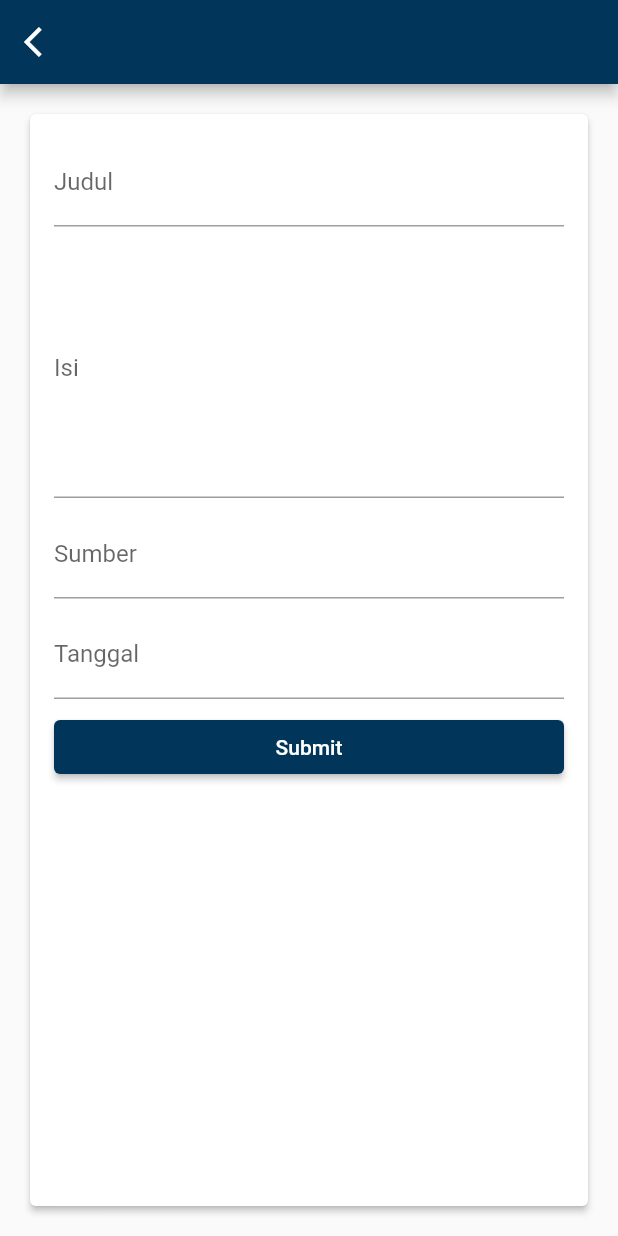
After one commit to Saliim11/Anti-Anxiety_Mobile.ver, a Flutter app: the Admin screen opened directly, after a tap on the "add" icon, on a phone screen of 412 x 824 dp. The commit adds this screen. Run offline on Flutter 3.47's test engine with Material 2 defaults, Android fonts, the phone set to English and light mode, and no system bars; our stand-ins replace cloud_firestore, firebase_auth, firebase_core; accounts and stored records are empty; network calls fail.

Commit message:
Menambahkan page admin serta login ke sebagai admin

```diff
--- /dev/null
+++ b/lib/admin/Home_admin.dart
@@ -0,0 +1,281 @@
+import 'package:anti_anxiety/admin/admin.dart';
+import 'package:anti_anxiety/pasien/Pasien.dart';
+import 'package:flutter/material.dart';
+import 'package:anti_anxiety/Firebase/login_register_auth/auth.dart';
+import 'package:firebase_auth/firebase_auth.dart';
+import 'package:cloud_firestore/cloud_firestore.dart';
+
+
+class HomePageAdmin extends StatefulWidget {
+  const HomePageAdmin({Key? key}) : super(key: key);  // Add 'const' here
+
+  @override
+  State<HomePageAdmin> createState() => _HomePageAdminState();
+}
+
+
+class _HomePageAdminState extends State<HomePageAdmin> {
+  @override
+  Widget build(BuildContext context) {
+    return Scaffold(
+      body: Center(
+        child: DetailNews(),
+      ),
+    );
+  }
+}
+
+class DetailNews extends StatefulWidget {
+  const DetailNews({Key? key});
+
+  @override
+  State<DetailNews> createState() => _DetailNewsState();
+}
+
+List<Map<String, dynamic>> dataList = [
+  {
+    "Nama": "tanda-tanda anxiety",
+    "Kelas1": "Lorem Ipsum",
+    "kelas2":
+        "Lorem Ipsum is simply dummy text of the printing and typesetting industry. Lorem Ipsum has been the industry's standard dummy text ever since the 1500s, when an unknown printer took a galley of type and scrambled it to make a type specimen book. It has survived not only five centuries, but also the leap into electronic typesetting, remaining essentially unchanged.",
+  },
+  {
+    "Nama": "gejala anxiety",
+    "Kelas1": "Lorem Ipsum",
+    "kelas2":
+        "Lorem Ipsum is simply dummy text of the printing and typesetting industry. Lorem Ipsum has been the industry's standard dummy text ever since the 1500s, when an unknown printer took a galley of type and scrambled it to make a type specimen book. It has survived not only five centuries, but also the leap into electronic typesetting, remaining essentially unchanged.",
+  },
+];
+List<String> warna = [' blue', ' yellow ', 'green'];
+var title = TextEditingController();
+var platform = TextEditingController();
+var lang = TextEditingController();
+
+class _DetailNewsState extends State<DetailNews> {
+  @override
+  Widget build(BuildContext context) {
+    String pilih_warna = warna.first;
+    return Scaffold(
+      body: Center(
+        child: Container(
+          width: double.infinity,
+          padding: const EdgeInsets.all(16.0),
+          child: ListView.builder(
+            itemCount: dataList.length,
+            itemBuilder: (BuildContext context, int index) {
+              return Card(
+                child: ClipPath(
+                  clipper: ShapeBorderClipper(
+                      shape: RoundedRectangleBorder(
+                          borderRadius: BorderRadius.circular(10))),
+                  child: DecoratedBox(
+                    decoration: BoxDecoration(
+                        border: Border(
+                            left: BorderSide(color: Colors.blue, width: 10))),
+                    child: ListTile(
+                      title: Text(dataList[index]["Nama"]),
+                      subtitle: Text(dataList[index]["Kelas1"]),
+                      onTap: () {
+                        Navigator.push(
+                          context,
+                          MaterialPageRoute(
+                              builder: (context) =>
+                                  DetailScreen(dataList: dataList[index])),
+                        );
+                      },
+                    ),
+                  ),
+                ),
+              );
+            },
+          ),
+        ),
+      ),
+      floatingActionButton: FloatingActionButton(
+        onPressed: () {
+          Navigator.push(
+            context,
+            MaterialPageRoute(builder: (context) => NextPage()),
+          );
+        },
+        child: Icon(Icons.add),
+        backgroundColor: Colors.blue,
+      ),
+      floatingActionButtonLocation: FloatingActionButtonLocation.endFloat,
+    );
+  }
+}
+
+class DetailScreen extends StatelessWidget {
+  final Map<String, dynamic> dataList;
+
+  DetailScreen({Key? key, required this.dataList}) : super(key: key);
+
+  @override
+  Widget build(BuildContext context) {
+    return Scaffold(
+      body: Center(
+        child: Container(
+          height: 500,
+          width: 350,
+          child: Card(
+            elevation: 10,
+            margin: EdgeInsets.all(16),
+            child: Padding(
+              padding: EdgeInsets.all(16),
+              child: Column(
+                children: <Widget>[
+                  Text(
+                    " ${dataList["Nama"]}",
+                    style: TextStyle(
+                      color: Colors.blue,
+                      fontSize: 22,
+                    ),
+                  ),
+                  SizedBox(height: 10),
+                  Column(
+                    crossAxisAlignment: CrossAxisAlignment.start,
+                    children: [
+                      Text(" ${dataList["kelas2"]}"),
+                    ],
+                  ),
+                ],
+              ),
+            ),
+          ),
+        ),
+      ),
+    );
+  }
+}
+
+class NextPage extends StatelessWidget {
+  @override
+  Widget build(BuildContext context) {
+    return MaterialApp(
+      title: 'Card Example',
+      debugShowCheckedModeBanner: false,
+      theme: ThemeData(
+        primarySwatch: Colors.blue,
+      ),
+      home: MyHomePage(),
+    );
+  }
+}
+
+class MyHomePage extends StatelessWidget {
+  @override
+  Widget build(BuildContext context) {
+    return Scaffold(
+      body: Center(
+        child: MyCard(),
+      ),
+    );
+  }
+}
+
+class MyCard extends StatefulWidget {
+  @override
+  _MyCardState createState() => _MyCardState();
+}
+
+class _MyCardState extends State<MyCard> {
+  TextEditingController _textEditingController = TextEditingController();
+  TextEditingController _titleController = TextEditingController();
+  TextEditingController _contentController = TextEditingController();
+  TextEditingController _sourceController = TextEditingController();
+  TextEditingController _dateController = TextEditingController();
+
+  @override
+  void dispose() {
+    _textEditingController.dispose();
+    _titleController.dispose();
+    _contentController.dispose();
+    _sourceController.dispose();
+    _dateController.dispose();
+    super.dispose();
+  }
+
+  @override
+  Widget build(BuildContext context) {
+    return Scaffold(
+      appBar: AppBar(
+        backgroundColor: Color.fromARGB(255, 1, 54, 90),
+        leading: GestureDetector(
+          child: Icon(
+            Icons.arrow_back_ios,
+            color: Colors.white,
+          ),
+          onTap: () {
+          Navigator.push(
+            context,
+            MaterialPageRoute(builder: (context) => Admin()),
+          );
+        },
+        ),
+      ),
+      body: Padding(
+        padding: const EdgeInsets.all(16.0),
+        child: Card(
+          elevation: 2.0,
+          child: Padding(
+            padding: const EdgeInsets.all(16.0),
+            child: Column(
+              crossAxisAlignment: CrossAxisAlignment.stretch,
+              children: <Widget>[
+                TextField(
+                  controller: _titleController,
+                  decoration: InputDecoration(
+                    labelText: 'Judul',
+                  ),
+                ),
+                SizedBox(height: 8.0),
+                TextField(
+                  controller: _contentController,
+                  maxLines: 7,
+                  decoration: InputDecoration(
+                    labelText: 'Isi',
+                  ),
+                ),
+                SizedBox(height: 8.0),
+                TextField(
+                  controller: _sourceController,
+                  decoration: InputDecoration(
+                    labelText: 'Sumber',
+                  ),
+                ),
+                SizedBox(height: 8.0),
+                TextField(
+                  controller: _dateController,
+                  decoration: InputDecoration(
+                    labelText: 'Tanggal',
+                  ),
+                ),
+                SizedBox(height: 8.0),
+                ElevatedButton(
+                  onPressed: () {
+                    // Aksi yang dilakukan ketika tombol "Submit" ditekan
+                    String title = _titleController.text;
+                    String content = _contentController.text;
+                    String source = _sourceController.text;
+                    String date = _dateController.text;
+
+                    // Lakukan apa yang Anda inginkan dengan data yang diambil dari form
+                    print('Judul: $title');
+                    print('Isi: $content');
+                    print('Sumber: $source');
+                    print('Tanggal: $date');
+                  },
+                  style: ButtonStyle(
+                      backgroundColor: MaterialStatePropertyAll(
+                          Color.fromARGB(255, 1, 54, 90))),
+                  child: Text('Submit'),
+                ),
+              ],
+            ),
+          ),
+        ),
+      ),
+    );
+  }
+}
--- /dev/null
+++ b/lib/admin/admin.dart
@@ -0,0 +1,119 @@
+import 'package:flutter/material.dart';
+import 'package:anti_anxiety/Firebase/login_register_auth/auth.dart';
+import 'package:cloud_firestore/cloud_firestore.dart';
+import 'Home_admin.dart';
+import '../Profile.dart';
+
+class Admin extends StatefulWidget {
+  const Admin({Key? key}) : super(key: key);
+
+  @override
+  State<Admin> createState() => _AdminState();
+}
+
+class _AdminState extends State<Admin> {
+  int _selectedIndex = 0;
+
+  String _usernameFromFirestore = '';
+  String _userEmail = '';
+  void _getUsernameFromFirestore() async {
+    setState(() {
+      _userEmail = Auth().currentUser?.email ?? '';
+    });
+
+    QuerySnapshot querySnapshot = await FirebaseFirestore.instance
+        .collection('users')
+        .where('email', isEqualTo: _userEmail)
+        .get();
+
+    if (querySnapshot.docs.isNotEmpty) {
+      DocumentSnapshot snapshot = querySnapshot.docs.first;
+      Map<String, dynamic>? data = snapshot.data() as Map<String, dynamic>?;
+      if (data != null) {
+        setState(() {
+          _usernameFromFirestore = data['nama'] ?? '';
+        });
+      }
+    }
+  }
+
+  @override
+  void initState() {
+    super.initState();
+    _getUsernameFromFirestore();
+  }
+
+  static const List<Widget> _widgetOptions = <Widget>[
+    HomePageAdmin(),
+    ProfilePage(),
+  ];
+
+  void _onItemTapped(int index) {
+    setState(() {
+      _selectedIndex = index;
+    });
+  }
+
+  @override
+  Widget build(BuildContext context) {
+    // final User? user = Auth().currentUser;
+    // _userEmail = user?.email ?? '';
+    return Scaffold(
+      body: SafeArea(
+        child: Column(
+          children: <Widget>[
+            Container(
+              height: 100,
+              child: Stack(
+                children: [
+                  Positioned(
+                    top: 16,
+                    left: 16,
+                    child: Text(
+                      'Hello, $_usernameFromFirestore',
+                      style: const TextStyle(
+                        fontSize: 24,
+                        fontWeight: FontWeight.bold,
+                        color: Colors.black,
+                      ),
+                    ),
+                  ),
+                  const Positioned(
+                    top: 16,
+                    right: 16,
+                    child: CircleAvatar(
+                      backgroundImage: NetworkImage(
+                        'https://picsum.photos/200',
+                      ),
+                    ),
+                  ),
+                ],
+              ),
+            ),
+            Expanded(
+              child: Center(
+                child: _widgetOptions.elementAt(_selectedIndex),
+              ),
+            ),
+          ],
+        ),
+      ),
+      bottomNavigationBar: BottomNavigationBar(
+        showSelectedLabels: false,
+        showUnselectedLabels: false,
+        items: const <BottomNavigationBarItem>[
+          BottomNavigationBarItem(
+            icon: Icon(Icons.home),
+            label: 'Home',
+          ),
+          BottomNavigationBarItem(
+            icon: Icon(Icons.list_rounded),
+            label: 'Profile',
+          ),
+        ],
+        currentIndex: _selectedIndex,
+        onTap: _onItemTapped,
+      ),
+    );
+  }
+}
```
Also changed, not shown: lib/LoginPage.dart (+9 -1 lines), lib/dokter/Home_dokter.dart (+5 -3 lines).
